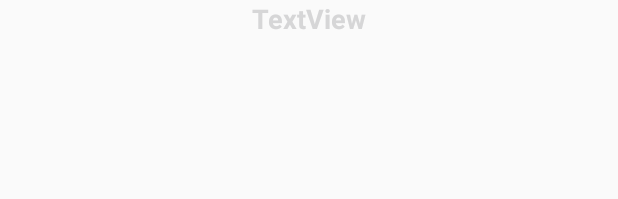
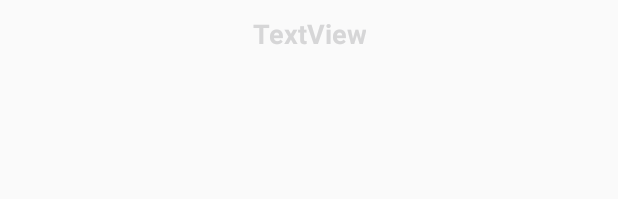
Before and after one commit to bastidest/CrashBuddy, an Android app: the layout fragment_audio_recorder.xml on its own in the app's theme, with its tools: preview values and no code run, on a phone screen of 412 x 824 dp. Shown: the top 199 px of the screen. Run offline under Robolectric (Android 15) with nearby library versions, the phone set to English and light mode, and no system bars.

Commit message:
minor layout changes

```diff
--- a/app/src/main/res/layout/fragment_audio_recorder.xml
+++ b/app/src/main/res/layout/fragment_audio_recorder.xml
@@ -2,6 +2,7 @@
     xmlns:tools="http://schemas.android.com/tools"
     android:layout_width="match_parent"
     android:layout_height="match_parent"
+    android:paddingTop="10dp"
     tools:context="hackatum.de.checkcrash.fragments.AudioRecorderFragment">
 
     <!-- TODO: Update blank fragment layout -->
@@ -17,24 +18,25 @@
         android:text="Hold to record"
         android:textColor="#ffffff" />
 
+    <TextView
+        android:id="@+id/textView9"
+        android:layout_width="wrap_content"
+        android:layout_height="wrap_content"
+        android:layout_alignParentTop="true"
+        android:layout_centerHorizontal="true"
+        android:gravity="center"
+        android:paddingBottom="10dp"
+        android:text="TextView"
+        android:textColor="@color/cast_expanded_controller_background_color"
+        android:textSize="18sp"
+        android:textStyle="normal|bold" />
+
     <ListView
         android:id="@+id/listView"
         android:layout_width="match_parent"
         android:layout_height="match_parent"
         android:layout_above="@+id/button6"
         android:layout_alignParentStart="true"
-        android:layout_below="@+id/textView9"
-        android:layout_toEndOf="@+id/textView9" />
-
-    <TextView
-        android:id="@+id/textView9"
-        android:layout_width="wrap_content"
-        android:layout_height="wrap_content"
-        android:layout_alignParentTop="true"
-        android:layout_centerHorizontal="true"
-        android:text="TextView"
-        android:textColor="@color/cast_expanded_controller_background_color"
-        android:textSize="18sp"
-        android:textStyle="normal|bold" />
+        android:layout_below="@+id/textView9" />
 
 </RelativeLayout>
--- a/app/src/main/res/layout/fragment_camera.xml
+++ b/app/src/main/res/layout/fragment_camera.xml
@@ -22,9 +22,7 @@
         android:layout_width="match_parent"
         android:layout_height="match_parent"
         android:layout_above="@+id/button_call"
-        android:layout_alignParentStart="true"
-        android:layout_below="@+id/textView10"
-        android:layout_marginStart="12dp">
+        android:layout_below="@+id/textView10">
 
         <GridLayout
             android:id="@+id/image_grid"
```
